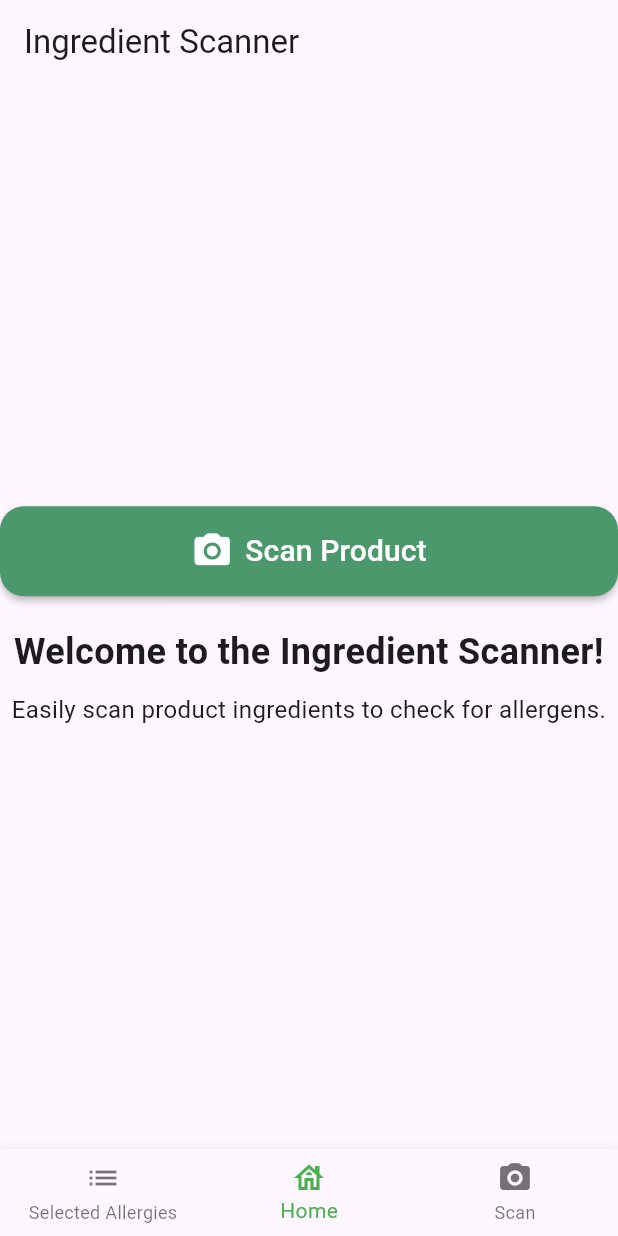
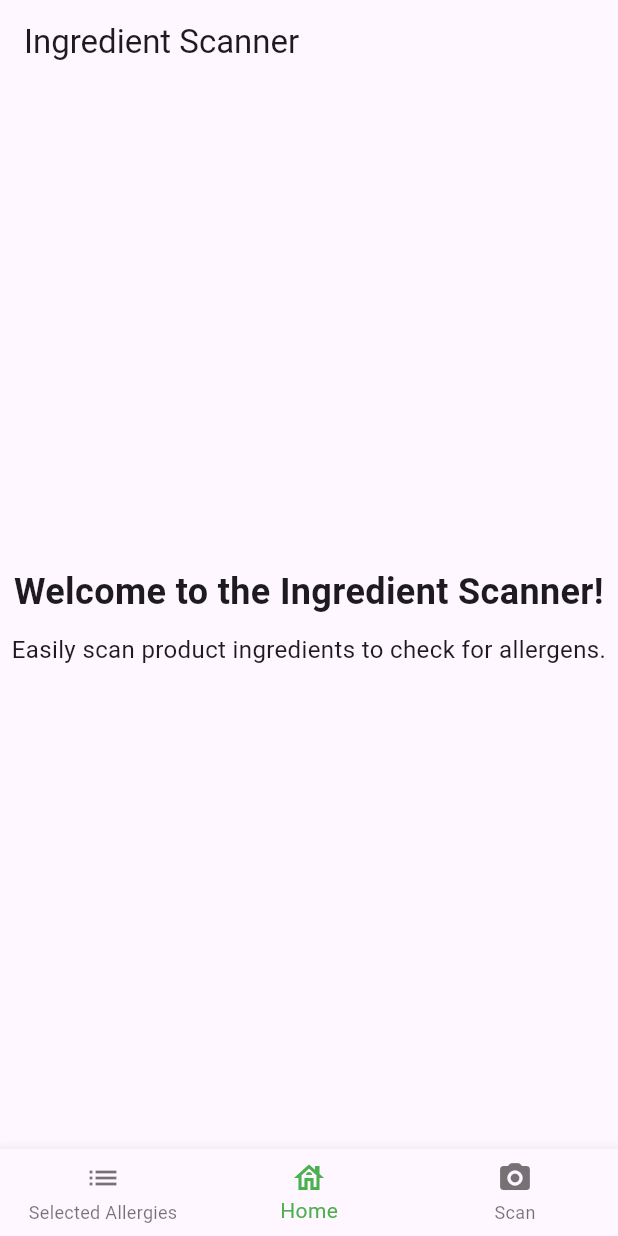
Before and after one commit to Medoxz/bme-scanner, a Flutter app: the screen it shows after launch, on a phone screen of 412 x 824 dp. Run offline on Flutter 3.47's test engine with Material 3 defaults, Android fonts, the light colour scheme and no system bars; our stand-ins replace image_picker, permission_handler; missing offline and left inert: google_mlkit_text_recognition; project files that could hold a hidden picture were left out.

Commit message:
Removed scan product button from home page

```diff
--- a/flutter-app/lib/pages/home_page.dart
+++ b/flutter-app/lib/pages/home_page.dart
@@ -12,28 +12,6 @@ class HomePage extends StatelessWidget {
         child: Column(
           mainAxisAlignment: MainAxisAlignment.center,
           children: [
-            ElevatedButton.icon(
-              onPressed: () {},
-              icon: const Icon(
-                Icons.camera_alt_rounded,
-                size: 28,
-                color: Colors.white,
-              ),
-              label: Text(
-                'Scan Product',
-                style: const TextStyle(fontSize: 20, color: Colors.white),
-              ),
-              style: ElevatedButton.styleFrom(
-                minimumSize: const Size(double.infinity, 60),
-                padding: const EdgeInsets.all(8),
-                backgroundColor: const Color(0xFF4B986C),
-                elevation: 2,
-                shape: RoundedRectangleBorder(
-                  borderRadius: BorderRadius.circular(16),
-                ),
-              ),
-            ),
-            SizedBox(height: 20),
             Text(
               "Welcome to the Ingredient Scanner!",
               style: TextStyle(fontSize: 24, fontWeight: FontWeight.bold),
```
